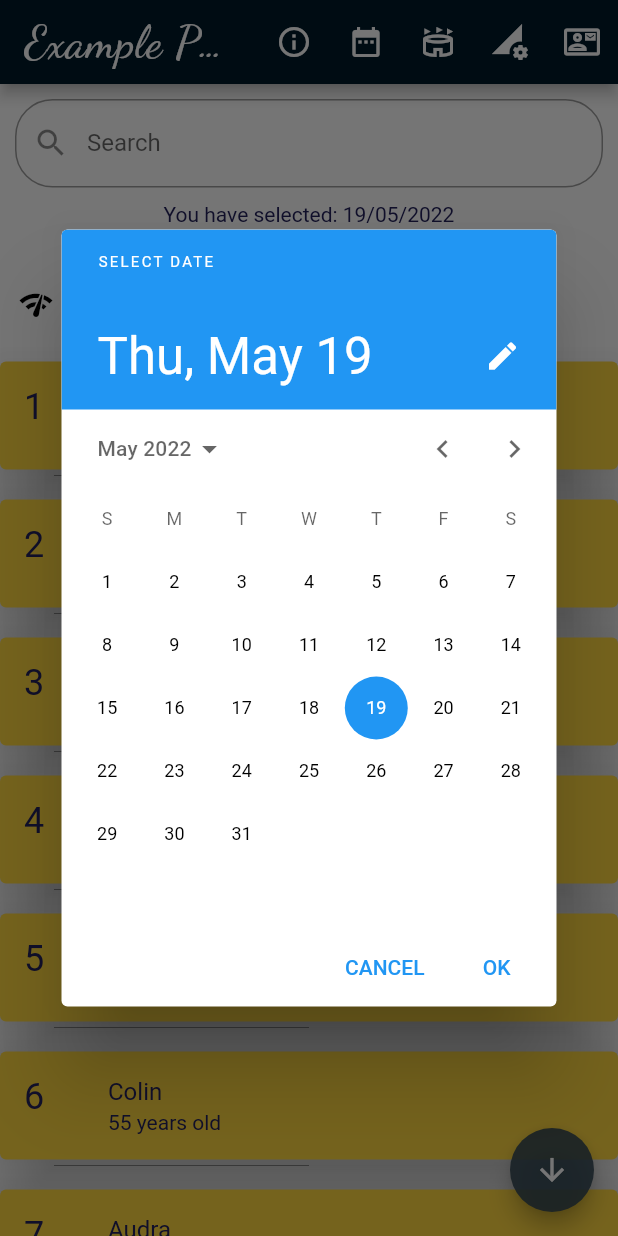
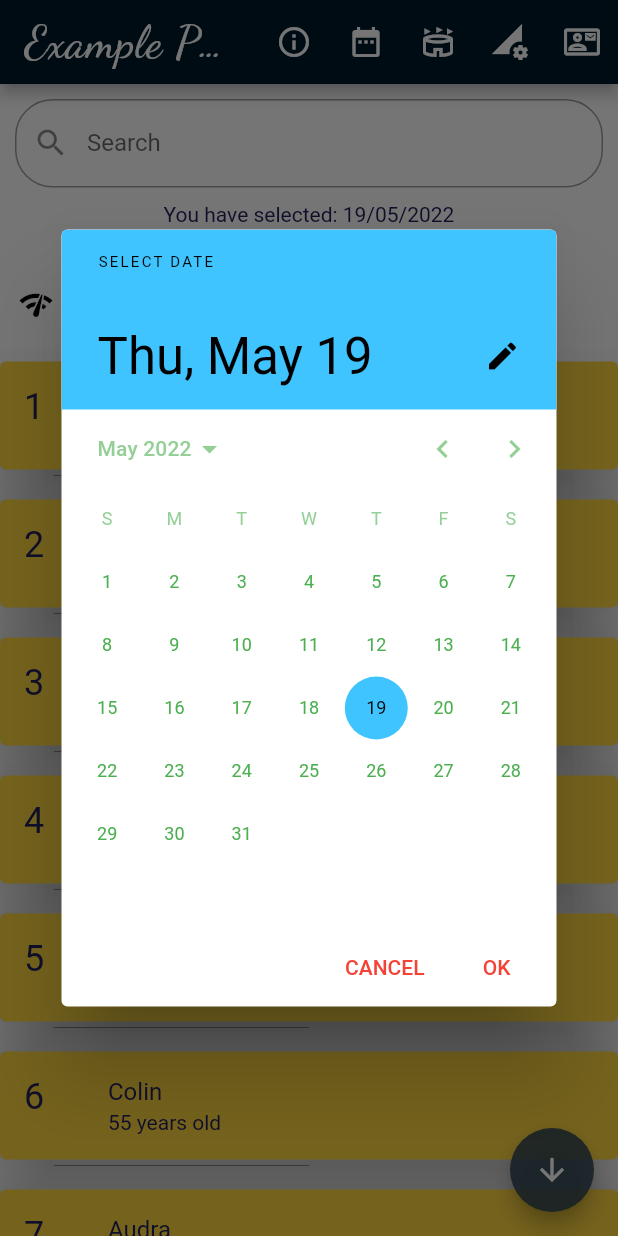
Before and after one commit to Hadjimamas/Testing_Project, a Flutter app: the screen it shows after launch, after a tap on the "date range" icon, on a phone screen of 412 x 824 dp. Run offline on Flutter 3.47's test engine with Material 2 defaults, Android fonts, the phone set to English and light mode, and no system bars; drawn by our look-alikes of overlay_support; our stand-ins replace connectivity_plus, google_fonts, image_picker, internet_connection_checker, package_info_plus; missing offline and left inert: flutter_email_sender.

Commit message:
Practice Project

```diff
--- a/lib/main.dart
+++ b/lib/main.dart
@@ -129,6 +129,28 @@ class MyHomePageState extends State<MyHomePage> {
 
   Future<void> selectDate(BuildContext context) async {
     final DateTime? picked = await showDatePicker(
+        builder: (context, child) {
+          ///Change the design of the date
+          return Theme(
+            data: Theme.of(context).copyWith(
+              colorScheme: const ColorScheme.light(
+                primary: Colors.lightBlueAccent, // header background color
+                onPrimary: Colors.black, // header text color
+                onSurface: Colors.green, // body text color
+              ),
+              textTheme: Theme.of(context).textTheme.apply(
+                    bodyColor: Colors.black,
+                    displayColor: const Color(0xff22215B),
+                  ),
+              textButtonTheme: TextButtonThemeData(
+                style: TextButton.styleFrom(
+                  primary: Colors.red, // button text color
+                ),
+              ),
+            ),
+            child: child!,
+          );
+        },
         keyboardType: TextInputType.datetime,
         context: context,
         initialDate: selectedDate,
```
